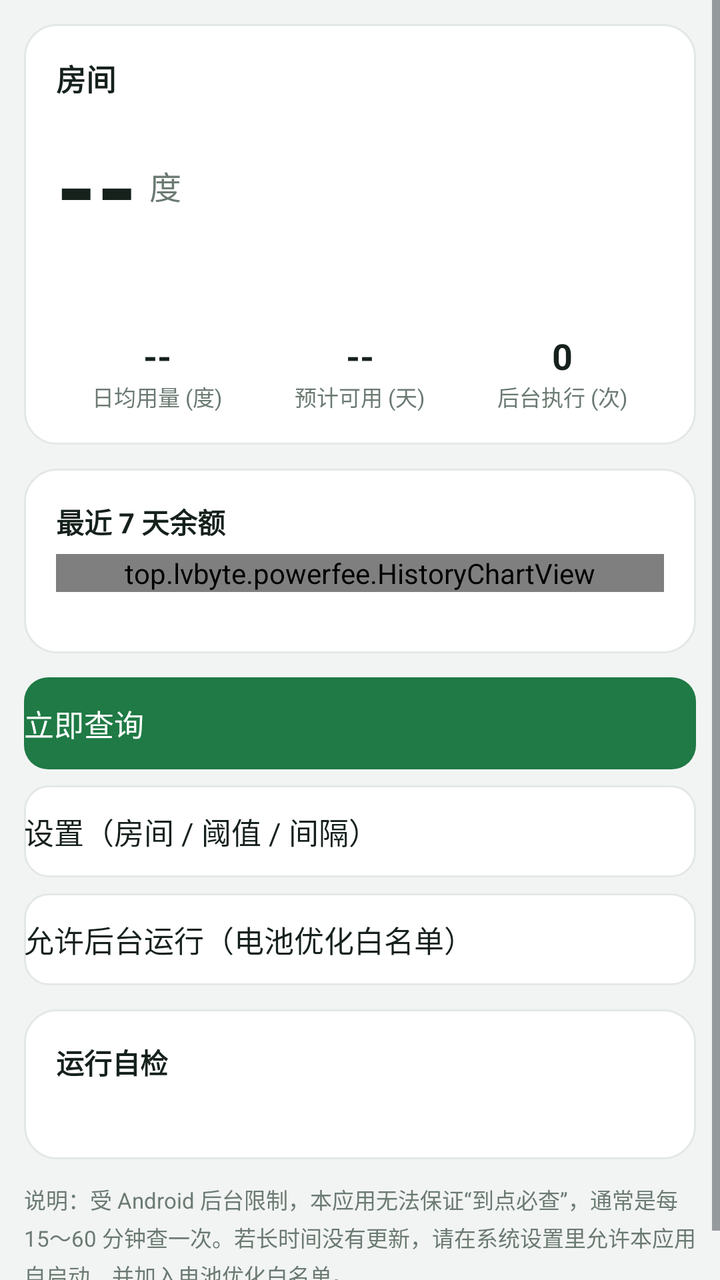
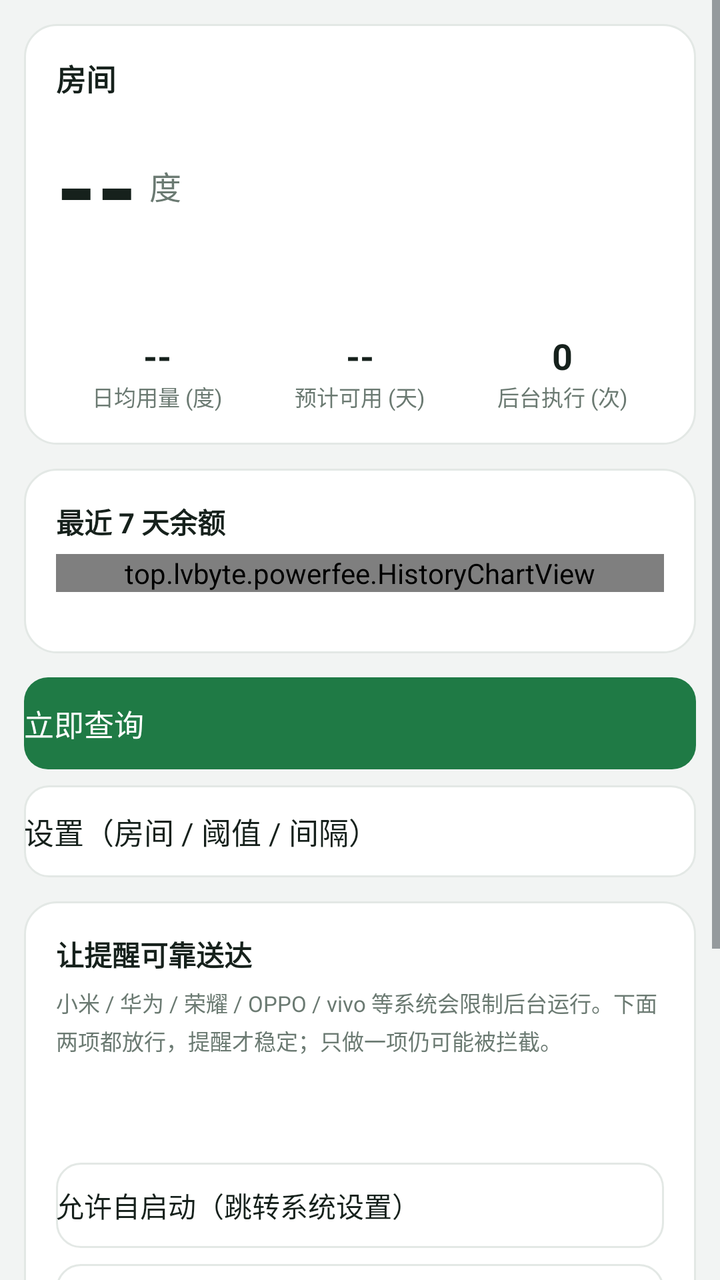

Compare the two renders of this Android layout. The source of the first and the diff that turns it into the second are given below.
<!-- AndroidManifest.xml: application theme AppTheme -->
<!-- res/layout/activity_main.xml -->
<?xml version="1.0" encoding="utf-8"?>
<ScrollView xmlns:android="http://schemas.android.com/apk/res/android"
    android:layout_width="match_parent"
    android:layout_height="match_parent"
    android:background="@color/screen_bg"
    android:fillViewport="true">

    <LinearLayout
        android:layout_width="match_parent"
        android:layout_height="wrap_content"
        android:orientation="vertical"
        android:padding="12dp">

        
        <LinearLayout
            android:layout_width="match_parent"
            android:layout_height="wrap_content"
            android:background="@drawable/card_bg"
            android:orientation="vertical"
            android:padding="16dp">

            <TextView
                android:id="@+id/roomTitle"
                android:layout_width="match_parent"
                android:layout_height="wrap_content"
                android:text="房间"
                android:textColor="@color/text_primary"
                android:textSize="15sp"
                android:textStyle="bold" />

            <LinearLayout
                android:layout_width="match_parent"
                android:layout_height="wrap_content"
                android:layout_marginTop="8dp"
                android:gravity="center_vertical"
                android:orientation="horizontal">

                <TextView
                    android:id="@+id/balanceValue"
                    android:layout_width="wrap_content"
                    android:layout_height="wrap_content"
                    android:text="--"
                    android:textColor="@color/text_primary"
                    android:textSize="52sp"
                    android:textStyle="bold" />

                <TextView
                    android:layout_width="wrap_content"
                    android:layout_height="wrap_content"
                    android:layout_marginStart="6dp"
                    android:text="度"
                    android:textColor="@color/text_muted"
                    android:textSize="16sp" />

                <View
                    android:layout_width="0dp"
                    android:layout_height="1dp"
                    android:layout_weight="1" />

                <TextView
                    android:id="@+id/levelBadge"
                    android:layout_width="wrap_content"
                    android:layout_height="wrap_content"
                    android:paddingStart="12dp"
                    android:paddingTop="6dp"
                    android:paddingEnd="12dp"
                    android:paddingBottom="6dp"
                    android:text="尚未获取"
                    android:textColor="@color/badge_text"
                    android:textSize="12sp" />
            </LinearLayout>

            <TextView
                android:id="@+id/thresholdLine"
                android:layout_width="match_parent"
                android:layout_height="wrap_content"
                android:layout_marginTop="8dp"
                android:textColor="@color/text_muted"
                android:textSize="12sp" />

            <LinearLayout
                android:layout_width="match_parent"
                android:layout_height="wrap_content"
                android:layout_marginTop="14dp"
                android:orientation="horizontal">

                <LinearLayout
                    android:layout_width="0dp"
                    android:layout_height="wrap_content"
                    android:layout_weight="1"
                    android:gravity="center_horizontal"
                    android:orientation="vertical">

                    <TextView
                        android:id="@+id/dailyUsage"
                        android:layout_width="wrap_content"
                        android:layout_height="wrap_content"
                        android:text="--"
                        android:textColor="@color/text_primary"
                        android:textSize="18sp"
                        android:textStyle="bold" />

                    <TextView
                        android:layout_width="wrap_content"
                        android:layout_height="wrap_content"
                        android:text="日均用量 (度)"
                        android:textColor="@color/text_muted"
                        android:textSize="11sp" />
                </LinearLayout>

                <LinearLayout
                    android:layout_width="0dp"
                    android:layout_height="wrap_content"
                    android:layout_weight="1"
                    android:gravity="center_horizontal"
                    android:orientation="vertical">

                    <TextView
                        android:id="@+id/daysLeft"
                        android:layout_width="wrap_content"
                        android:layout_height="wrap_content"
                        android:text="--"
                        android:textColor="@color/text_primary"
                        android:textSize="18sp"
                        android:textStyle="bold" />

                    <TextView
                        android:layout_width="wrap_content"
                        android:layout_height="wrap_content"
                        android:text="预计可用 (天)"
                        android:textColor="@color/text_muted"
                        android:textSize="11sp" />
                </LinearLayout>

                <LinearLayout
                    android:layout_width="0dp"
                    android:layout_height="wrap_content"
                    android:layout_weight="1"
                    android:gravity="center_horizontal"
                    android:orientation="vertical">

                    <TextView
                        android:id="@+id/pollCount"
                        android:layout_width="wrap_content"
                        android:layout_height="wrap_content"
                        android:text="0"
                        android:textColor="@color/text_primary"
                        android:textSize="18sp"
                        android:textStyle="bold" />

                    <TextView
                        android:layout_width="wrap_content"
                        android:layout_height="wrap_content"
                        android:text="后台执行 (次)"
                        android:textColor="@color/text_muted"
                        android:textSize="11sp" />
                </LinearLayout>
            </LinearLayout>
        </LinearLayout>

        
        <LinearLayout
            android:layout_width="match_parent"
            android:layout_height="wrap_content"
            android:layout_marginTop="12dp"
            android:background="@drawable/card_bg"
            android:orientation="vertical"
            android:padding="16dp">

            <TextView
                android:layout_width="match_parent"
                android:layout_height="wrap_content"
                android:text="最近 7 天余额"
                android:textColor="@color/text_primary"
                android:textSize="14sp"
                android:textStyle="bold" />

            
            <top.lvbyte.powerfee.HistoryChartView
                android:id="@+id/chart"
                android:layout_width="match_parent"
                android:layout_height="wrap_content"
                android:layout_marginTop="6dp" />

            <TextView
                android:id="@+id/chartCaption"
                android:layout_width="match_parent"
                android:layout_height="wrap_content"
                android:textColor="@color/text_muted"
                android:textSize="11sp" />
        </LinearLayout>

        
        <Button
            android:id="@+id/refreshBtn"
            android:layout_width="match_parent"
            android:layout_height="wrap_content"
            android:layout_marginTop="12dp"
            android:background="@drawable/btn_primary_bg"
            android:paddingTop="12dp"
            android:paddingBottom="12dp"
            android:text="立即查询"
            android:textColor="@color/btn_primary_text"
            android:textSize="15sp" />

        <Button
            android:id="@+id/notifyBtn"
            android:layout_width="match_parent"
            android:layout_height="wrap_content"
            android:layout_marginTop="8dp"
            android:background="@drawable/btn_primary_bg"
            android:paddingTop="12dp"
            android:paddingBottom="12dp"
            android:text="开启通知（必需，否则收不到提醒）"
            android:textColor="@color/btn_primary_text"
            android:textSize="15sp"
            android:visibility="gone" />

        <Button
            android:id="@+id/setupBtn"
            android:layout_width="match_parent"
            android:layout_height="wrap_content"
            android:layout_marginTop="8dp"
            android:background="@drawable/btn_secondary_bg"
            android:paddingTop="12dp"
            android:paddingBottom="12dp"
            android:text="设置（房间 / 阈值 / 间隔）"
            android:textColor="@color/text_primary"
            android:textSize="15sp" />

        <Button
            android:id="@+id/batteryBtn"
            android:layout_width="match_parent"
            android:layout_height="wrap_content"
            android:layout_marginTop="8dp"
            android:background="@drawable/btn_secondary_bg"
            android:paddingTop="12dp"
            android:paddingBottom="12dp"
            android:text="允许后台运行（电池优化白名单）"
            android:textColor="@color/text_primary"
            android:textSize="15sp" />

        
        <LinearLayout
            android:layout_width="match_parent"
            android:layout_height="wrap_content"
            android:layout_marginTop="12dp"
            android:background="@drawable/card_bg"
            android:orientation="vertical"
            android:padding="16dp">

            <TextView
                android:layout_width="match_parent"
                android:layout_height="wrap_content"
                android:text="运行自检"
                android:textColor="@color/text_primary"
                android:textSize="14sp"
                android:textStyle="bold" />

            <TextView
                android:id="@+id/checkText"
                android:layout_width="match_parent"
                android:layout_height="wrap_content"
                android:layout_marginTop="6dp"
                android:lineSpacingExtra="4dp"
                android:textColor="@color/text_muted"
                android:textSize="12sp" />
        </LinearLayout>

        <TextView
            android:layout_width="match_parent"
            android:layout_height="wrap_content"
            android:layout_marginTop="12dp"
            android:layout_marginBottom="8dp"
            android:lineSpacingExtra="3dp"
            android:text="说明：受 Android 后台限制，本应用无法保证“到点必查”，通常是每 15～60 分钟查一次。若长时间没有更新，请在系统设置里允许本应用自启动、并加入电池优化白名单。"
            android:textColor="@color/text_muted"
            android:textSize="11sp" />
    </LinearLayout>
</ScrollView>
<!-- resources referenced by this layout -->
<resources>
  <color name="badge_text">#FFFFFFFF</color>
  <color name="btn_primary_text">#FFFFFFFF</color>
  <color name="screen_bg">#F2F4F3</color>
  <color name="text_muted">#6B7A72</color>
  <color name="text_primary">#16211C</color>
  <!-- drawable btn_primary_bg (drawable) -->
  <?xml version="1.0" encoding="utf-8"?>
  <ripple xmlns:android="http://schemas.android.com/apk/res/android"
      android:color="@color/ripple_tint">
      <item>
          <shape android:shape="rectangle">
              <solid android:color="@color/accent" />
              <corners android:radius="12dp" />
          </shape>
      </item>
  </ripple>
  <!-- drawable btn_secondary_bg (drawable) -->
  <?xml version="1.0" encoding="utf-8"?>
  <ripple xmlns:android="http://schemas.android.com/apk/res/android"
      android:color="@color/ripple_tint">
      <item>
          <shape android:shape="rectangle">
              <solid android:color="@color/card_bg" />
              <stroke
                  android:width="1dp"
                  android:color="@color/divider" />
              <corners android:radius="12dp" />
          </shape>
      </item>
  </ripple>
  <!-- drawable card_bg (drawable) -->
  <?xml version="1.0" encoding="utf-8"?>
  <shape xmlns:android="http://schemas.android.com/apk/res/android"
      android:shape="rectangle">
      <solid android:color="@color/card_bg" />
      <stroke
          android:width="1dp"
          android:color="@color/divider" />
      <corners android:radius="16dp" />
  </shape>
  <style name="AppTheme" parent="@android:style/Theme.DeviceDefault.Light">
          
          <item name="android:forceDarkAllowed">false</item>
          <item name="android:windowBackground">@color/screen_bg</item>
          <item name="android:colorAccent">@color/accent</item>
          <item name="android:colorControlHighlight">@color/ripple_tint</item>
          <item name="android:colorActivatedHighlight">@color/row_selected</item>
          <item name="android:colorPressedHighlight">@color/row_pressed</item>
          <item name="android:colorFocusedHighlight">@color/row_pressed</item>
          <item name="android:colorLongPressedHighlight">@color/row_pressed</item>
          <item name="android:colorMultiSelectHighlight">@color/row_selected</item>
      </style>
  <color name="ripple_tint">#331F7A45</color>
  <color name="accent">#1F7A45</color>
  <color name="card_bg">#FFFFFF</color>
  <color name="divider">#E3E8E5</color>
  <color name="row_selected">#DCEFE4</color>
  <color name="row_pressed">#C6E4D4</color>
</resources>

<!-- the commit's change to res/layout/activity_main.xml (unified diff, before → after) -->
@@ -228,17 +228,72 @@
             android:textColor="@color/text_primary"
             android:textSize="15sp" />
 
-        <Button
-            android:id="@+id/batteryBtn"
-            android:layout_width="match_parent"
-            android:layout_height="wrap_content"
-            android:layout_marginTop="8dp"
-            android:background="@drawable/btn_secondary_bg"
-            android:paddingTop="12dp"
-            android:paddingBottom="12dp"
-            android:text="允许后台运行（电池优化白名单）"
-            android:textColor="@color/text_primary"
-            android:textSize="15sp" />
+        
+        <LinearLayout
+            android:layout_width="match_parent"
+            android:layout_height="wrap_content"
+            android:layout_marginTop="12dp"
+            android:background="@drawable/card_bg"
+            android:orientation="vertical"
+            android:padding="16dp">
+
+            <TextView
+                android:layout_width="match_parent"
+                android:layout_height="wrap_content"
+                android:text="让提醒可靠送达"
+                android:textColor="@color/text_primary"
+                android:textSize="14sp"
+                android:textStyle="bold" />
+
+            <TextView
+                android:layout_width="match_parent"
+                android:layout_height="wrap_content"
+                android:layout_marginTop="6dp"
+                android:lineSpacingExtra="3dp"
+                android:text="小米 / 华为 / 荣耀 / OPPO / vivo 等系统会限制后台运行。下面两项都放行，提醒才稳定；只做一项仍可能被拦截。"
+                android:textColor="@color/text_muted"
+                android:textSize="11sp" />
+
+            <TextView
+                android:id="@+id/batteryStatus"
+                android:layout_width="match_parent"
+                android:layout_height="wrap_content"
+                android:layout_marginTop="10dp"
+                android:textColor="@color/text_primary"
+                android:textSize="12sp" />
+
+            <TextView
+                android:id="@+id/autoStartStatus"
+                android:layout_width="match_parent"
+                android:layout_height="wrap_content"
+                android:layout_marginTop="2dp"
+                android:textColor="@color/text_muted"
+                android:textSize="11sp" />
+
+            <Button
+                android:id="@+id/autoStartBtn"
+                android:layout_width="match_parent"
+                android:layout_height="wrap_content"
+                android:layout_marginTop="10dp"
+                android:background="@drawable/btn_secondary_bg"
+                android:paddingTop="11dp"
+                android:paddingBottom="11dp"
+                android:text="允许自启动（跳转系统设置）"
+                android:textColor="@color/text_primary"
+                android:textSize="14sp" />
+
+            <Button
+                android:id="@+id/batteryBtn"
+                android:layout_width="match_parent"
+                android:layout_height="wrap_content"
+                android:layout_marginTop="8dp"
+                android:background="@drawable/btn_secondary_bg"
+                android:paddingTop="11dp"
+                android:paddingBottom="11dp"
+                android:text="允许后台运行（电池优化白名单）"
+                android:textColor="@color/text_primary"
+                android:textSize="14sp" />
+        </LinearLayout>
 
         
         <LinearLayout
